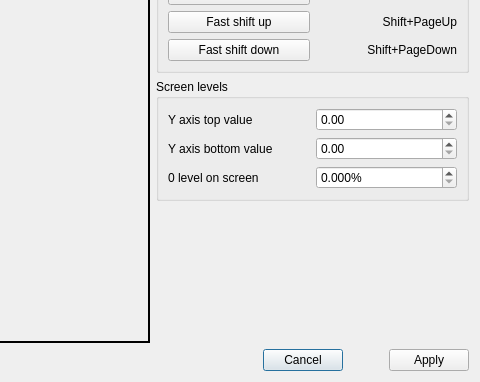
This is asammdf/gui/ui/signal_scale.ui in danielhrisca/asammdf as Qt 5 draws it before an edit; both pictures show x 611 to 1091 and y 296 to 678 of the 1091 by 678 pixel window. The edited form follows.
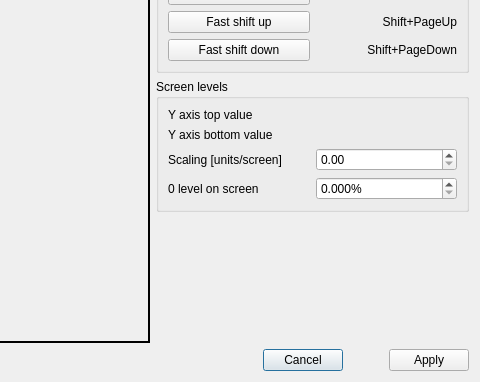
This is the edited form. Icons and pictures are not drawn.

Commit message: modify the signal scaling dialog

What changed in the file:
```diff
--- a/asammdf/gui/ui/signal_scale.ui
+++ b/asammdf/gui/ui/signal_scale.ui
@@ -7,7 +7,7 @@
     <x>0</x>
     <y>0</y>
     <width>1091</width>
-    <height>660</height>
+    <height>676</height>
    </rect>
   </property>
   <property name="windowTitle">
@@ -315,48 +315,21 @@
       <string>Screen levels</string>
      </property>
      <layout class="QGridLayout" name="gridLayout_2">
-      <item row="0" column="0">
-       <widget class="QLabel" name="label_4">
-        <property name="text">
-         <string>Y axis top value</string>
-        </property>
-       </widget>
-      </item>
-      <item row="0" column="1">
-       <widget class="QDoubleSpinBox" name="y_top">
-        <property name="minimum">
-         <double>0.000000000000000</double>
-        </property>
-        <property name="maximum">
-         <double>1.000000000000000</double>
-        </property>
-       </widget>
-      </item>
-      <item row="1" column="0">
-       <widget class="QLabel" name="label_8">
-        <property name="text">
-         <string>Y axis bottom value</string>
-        </property>
-       </widget>
-      </item>
-      <item row="1" column="1">
-       <widget class="QDoubleSpinBox" name="y_bottom">
-        <property name="minimum">
-         <double>0.000000000000000</double>
-        </property>
-        <property name="maximum">
-         <double>1.000000000000000</double>
-        </property>
-       </widget>
-      </item>
-      <item row="2" column="0">
+      <item row="3" column="0">
        <widget class="QLabel" name="label_10">
         <property name="text">
          <string>0 level on screen</string>
         </property>
        </widget>
       </item>
-      <item row="2" column="1">
+      <item row="1" column="0">
+       <widget class="QLabel" name="label_8">
+        <property name="text">
+         <string>Y axis bottom value</string>
+        </property>
+       </widget>
+      </item>
+      <item row="3" column="1">
        <widget class="QDoubleSpinBox" name="offset">
         <property name="suffix">
          <string>%</string>
@@ -372,6 +345,37 @@
         </property>
        </widget>
       </item>
+      <item row="0" column="0">
+       <widget class="QLabel" name="label_4">
+        <property name="text">
+         <string>Y axis top value</string>
+        </property>
+       </widget>
+      </item>
+      <item row="2" column="0">
+       <widget class="QLabel" name="label_13">
+        <property name="text">
+         <string>Scaling [units/screen]</string>
+        </property>
+       </widget>
+      </item>
+      <item row="2" column="1">
+       <widget class="QDoubleSpinBox" name="scaling"/>
+      </item>
+      <item row="0" column="1">
+       <widget class="QLabel" name="y_top">
+        <property name="text">
+         <string/>
+        </property>
+       </widget>
+      </item>
+      <item row="1" column="1">
+       <widget class="QLabel" name="y_bottom">
+        <property name="text">
+         <string/>
+        </property>
+       </widget>
+      </item>
      </layout>
     </widget>
    </item>
```
The commit also changes 6 other files.
